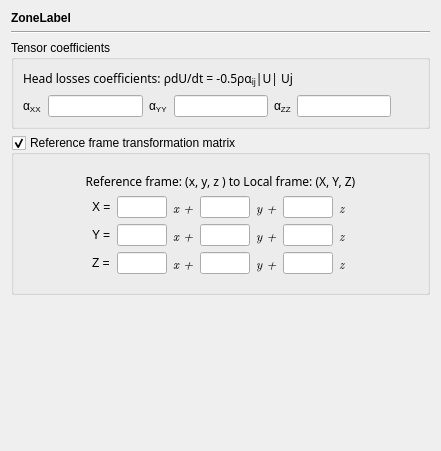
code-saturne/code_saturne, file gui/Pages/HeadLossesForm.ui: the form before one commit.
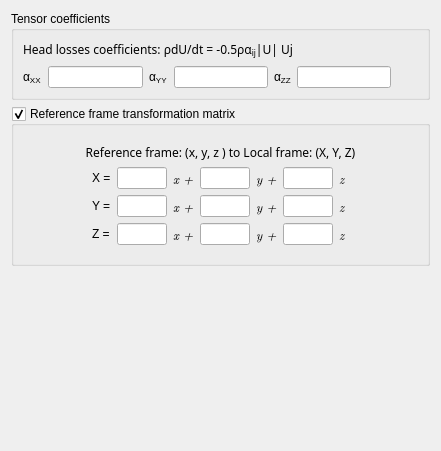
The form after the commit.

Commit message: Clean volumic zone display

Diff of the .ui file:
```diff
--- a/gui/Pages/HeadLossesForm.ui
+++ b/gui/Pages/HeadLossesForm.ui
@@ -14,20 +14,6 @@
    <string>Form</string>
   </property>
   <layout class="QVBoxLayout" name="verticalLayout">
-   <item>
-    <widget class="QLabel" name="zoneLabel">
-     <property name="text">
-      <string>&lt;html&gt;&lt;head/&gt;&lt;body&gt;&lt;p&gt;&lt;span style=&quot; font-weight:600;&quot;&gt;ZoneLabel&lt;/span&gt;&lt;/p&gt;&lt;/body&gt;&lt;/html&gt;</string>
-     </property>
-    </widget>
-   </item>
-   <item>
-    <widget class="Line" name="line">
-     <property name="orientation">
-      <enum>Qt::Horizontal</enum>
-     </property>
-    </widget>
-   </item>
    <item>
     <widget class="QGroupBox" name="groupBoxDef">
      <property name="toolTip">
```
The commit also changes 13 other files.
